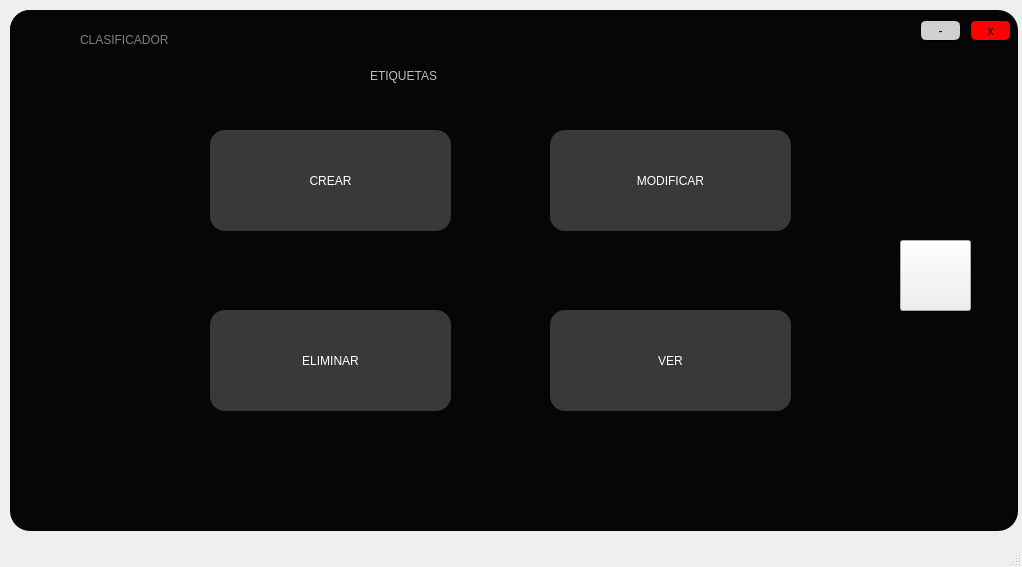
The window that Ventana2.ui (ThomyALUN/proyecto1-estructuras) describes before a commit, drawn with Qt 5.
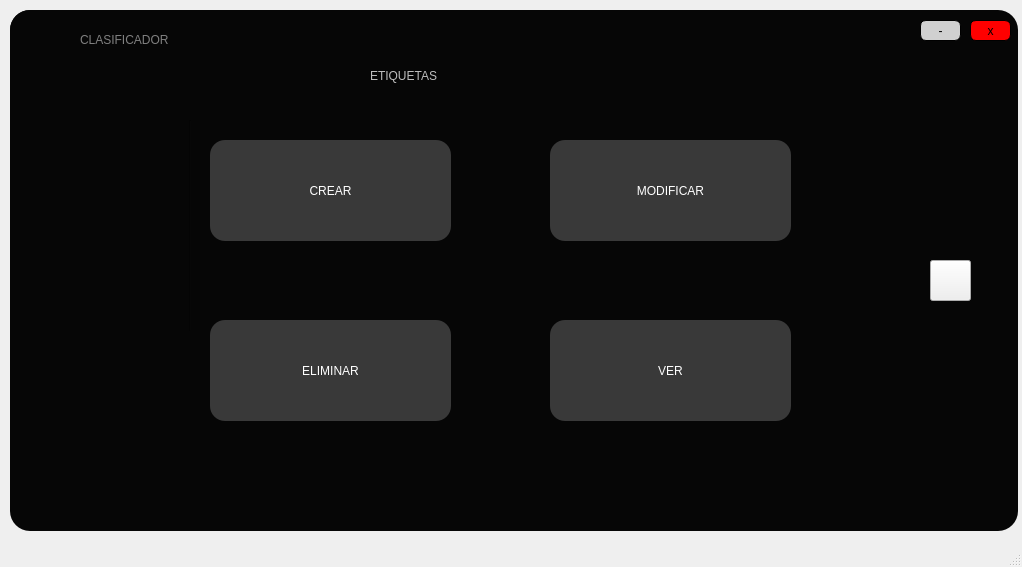
The same window after the commit. Icons and pictures are not drawn.

The edit to the form file:
```diff
--- a/Ventana2.ui
+++ b/Ventana2.ui
@@ -148,7 +148,7 @@
      <property name="geometry">
       <rect>
        <x>200</x>
-       <y>120</y>
+       <y>130</y>
        <width>241</width>
        <height>101</height>
       </rect>
@@ -191,7 +191,7 @@
      <property name="geometry">
       <rect>
        <x>540</x>
-       <y>120</y>
+       <y>130</y>
        <width>241</width>
        <height>101</height>
       </rect>
@@ -216,7 +216,7 @@
      <property name="geometry">
       <rect>
        <x>200</x>
-       <y>300</y>
+       <y>310</y>
        <width>241</width>
        <height>101</height>
       </rect>
@@ -242,7 +242,7 @@
      <property name="geometry">
       <rect>
        <x>540</x>
-       <y>300</y>
+       <y>310</y>
        <width>241</width>
        <height>101</height>
       </rect>
@@ -287,10 +287,10 @@
     <widget class="QPushButton" name="pushButton">
      <property name="geometry">
       <rect>
-       <x>890</x>
-       <y>230</y>
-       <width>71</width>
-       <height>71</height>
+       <x>920</x>
+       <y>250</y>
+       <width>41</width>
+       <height>41</height>
       </rect>
      </property>
      <property name="styleSheet">
```
Left out of the diff: 2 changed lines with no effect on the pictures.
